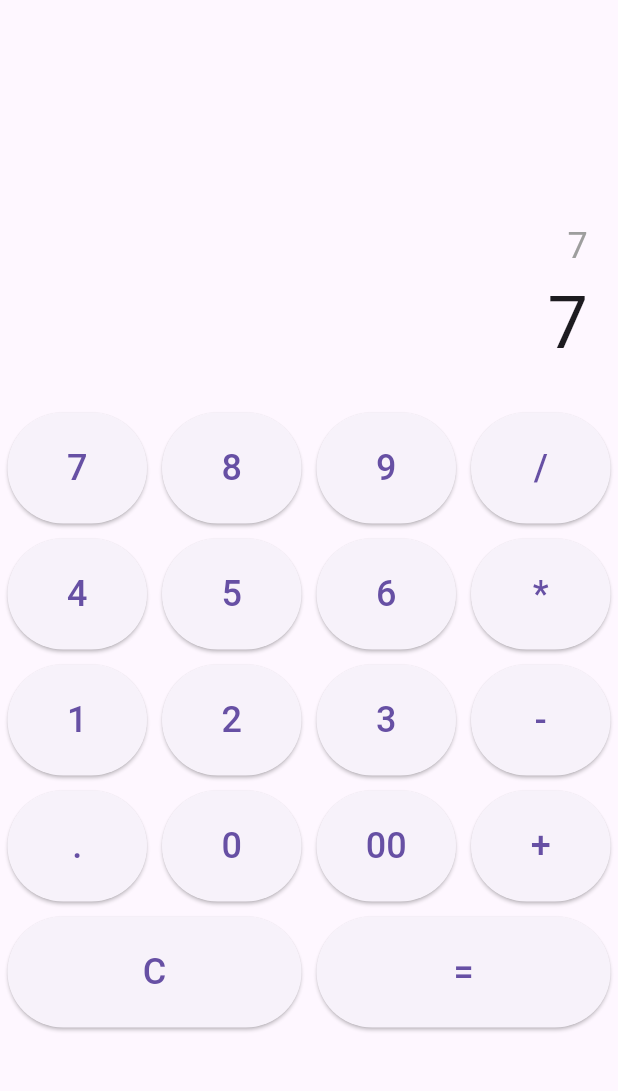
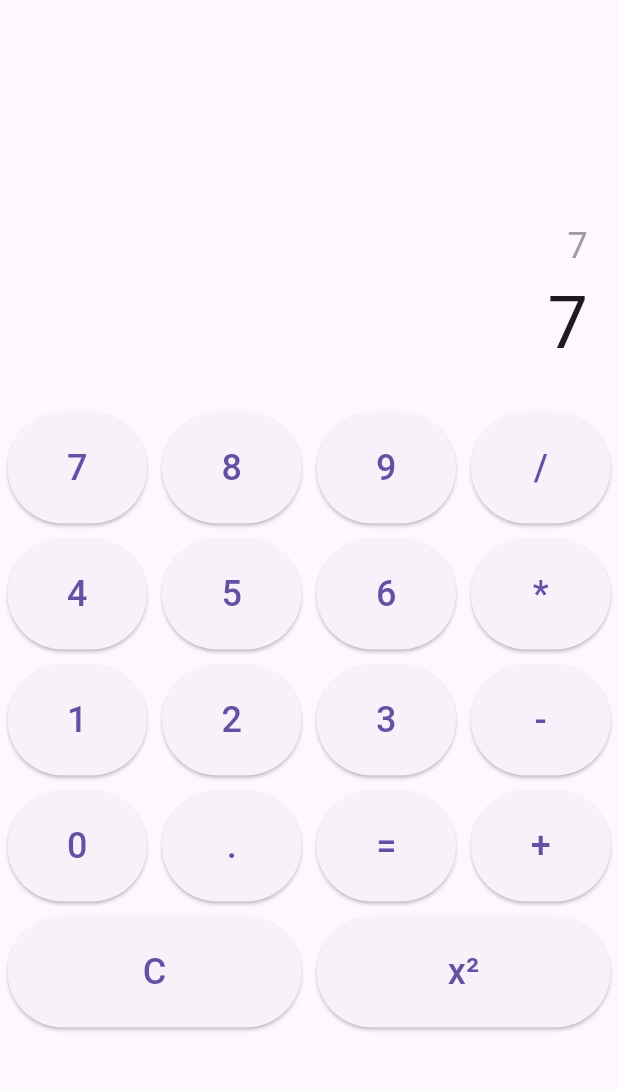
Before and after one commit to carpspet/calculator_app, a Flutter app: the screen it shows after launch, after a tap on an icon or button, on a phone screen of 412 x 824 dp, the part 63-1154 px from its top. Run offline on Flutter 3.47's test engine with Material 3 defaults, Android fonts, the phone set to English and light mode, and no system bars.

Commit message:
added square func.

```diff
--- a/lib/calculator_page.dart
+++ b/lib/calculator_page.dart
@@ -23,7 +23,13 @@ class _CalculatorPageState extends State<CalculatorPage> {
           _num1 = 0;
           _num2 = 0;
           _operand = "";
-        } else if (buttonText == "+" || buttonText == "-" || buttonText == "*" || buttonText == "/") {
+        } else if (buttonText == "x²") {
+          _num1 = double.parse(_output);
+          _output = (_num1 * _num1).toString();
+          _inputSequence = "$_num1² = $_output";
+          _num1 = 0;
+        }
+        else if (buttonText == "+" || buttonText == "-" || buttonText == "*" || buttonText == "/") {
           _num1 = double.parse(_output);
           _operand = buttonText;
           _output = "0";
@@ -145,16 +151,16 @@ class _CalculatorPageState extends State<CalculatorPage> {
                 ),
                 Row(
                   children: <Widget>[
+                    _buildButton("0"),
                     _buildButton("."),
-                    _buildButton("0"),
-                    _buildButton("00"),
+                    _buildButton("="),
                     _buildButton("+"),
                   ],
                 ),
                 Row(
                   children: <Widget>[
                     _buildButton("C"),
-                    _buildButton("="),
+                    _buildButton("x²"),
                   ],
                 ),
               ],
```
